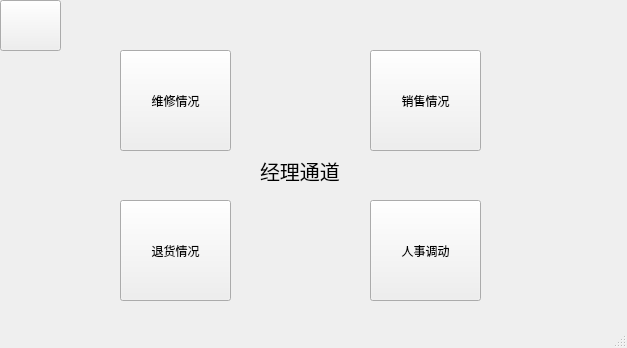
This is mainwindow3.ui in code-aifarmer/Home-appliance-information-management-system- as Qt 5 draws it before an edit. The edited form follows.
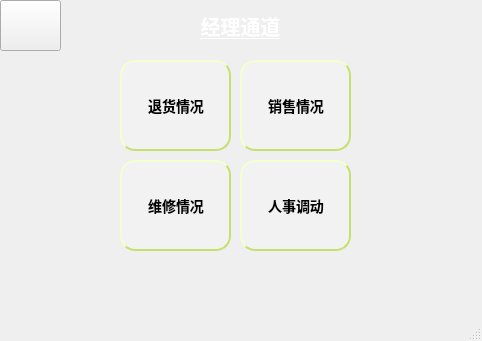
This is the edited form. Icons and pictures are not drawn.

The edit to the form file:
```diff
--- a/mainwindow3.ui
+++ b/mainwindow3.ui
@@ -6,41 +6,87 @@
    <rect>
     <x>0</x>
     <y>0</y>
-    <width>627</width>
-    <height>348</height>
+    <width>482</width>
+    <height>341</height>
    </rect>
   </property>
   <property name="windowTitle">
    <string>MainWindow</string>
   </property>
+  <property name="styleSheet">
+   <string notr="true">
+ background-color: qlineargradient(x1:0, y1:0, x2:1, y2:1,
+stop:0 #ffffff,stop:1 #ffffff);</string>
+  </property>
   <widget class="QWidget" name="centralwidget">
    <widget class="QLabel" name="label">
     <property name="geometry">
      <rect>
-      <x>260</x>
-      <y>140</y>
-      <width>91</width>
-      <height>61</height>
+      <x>-10</x>
+      <y>0</y>
+      <width>501</width>
+      <height>51</height>
      </rect>
     </property>
     <property name="font">
      <font>
       <pointsize>15</pointsize>
+      <weight>75</weight>
+      <bold>true</bold>
+      <underline>true</underline>
      </font>
     </property>
+    <property name="styleSheet">
+     <string notr="true">
+ background-color: qlineargradient(x1:0, y1:0, x2:1, y2:1,
+stop:0 #91c46c,stop:1#91c46c);
+ 
+color: white; </string>
+    </property>
     <property name="text">
      <string>经理通道</string>
     </property>
+    <property name="alignment">
+     <set>Qt::AlignCenter</set>
+    </property>
    </widget>
    <widget class="QPushButton" name="pushButton">
     <property name="geometry">
      <rect>
-      <x>370</x>
-      <y>50</y>
+      <x>240</x>
+      <y>60</y>
       <width>111</width>
-      <height>101</height>
+      <height>91</height>
      </rect>
     </property>
+    <property name="styleSheet">
+     <string notr="true">QPushButton:hover {
+background-color: #91c46c;
+
+}
+
+QPushButton {
+background-color: #ffffff;
+color: #ffffff;
+color: black;
+                    /* 文字颜色 */
+background-color: #f2f2f2;       /* 背景色 */
+border-style: outset;            /* 边框风格 */
+border-width: 2px;               /* 边框宽度 */
+border-radius: 5px;              /* 边框圆角 */
+border-color: #c6e070;           /* 边框颜色 */
+font: bold 14px;                 /* 字体 */
+min-width: 2em;                  /* 控件最小宽度 */
+min-height: 2px;                 /* 控件最小高度 */
+font-family: 宋体;            /* 字库 */
+padding: 5px;                    /* 内边距 */
+padding-left:6px;                /* 文字横向偏移 */
+padding-top:6px;                 /* 文字纵向偏移 */
+border-radius:15px
+}
+
+</string>
+    </property>
     <property name="text">
      <string>销售情况</string>
     </property>
@@ -49,11 +95,39 @@
     <property name="geometry">
      <rect>
       <x>120</x>
-      <y>200</y>
+      <y>60</y>
       <width>111</width>
-      <height>101</height>
+      <height>91</height>
      </rect>
     </property>
+    <property name="styleSheet">
+     <string notr="true">QPushButton:hover {
+background-color: #91c46c;
+
+}
+
+QPushButton {
+background-color: #ffffff;
+color: #ffffff;
+color: black;
+                    /* 文字颜色 */
+background-color: #f2f2f2;       /* 背景色 */
+border-style: outset;            /* 边框风格 */
+border-width: 2px;               /* 边框宽度 */
+border-radius: 5px;              /* 边框圆角 */
+border-color: #c6e070;           /* 边框颜色 */
+font: bold 14px;                 /* 字体 */
+min-width: 2em;                  /* 控件最小宽度 */
+min-height: 2px;                 /* 控件最小高度 */
+font-family: 宋体;            /* 字库 */
+padding: 5px;                    /* 内边距 */
+padding-left:6px;                /* 文字横向偏移 */
+padding-top:6px;                 /* 文字纵向偏移 */
+border-radius:15px
+}
+
+</string>
+    </property>
     <property name="text">
      <string>退货情况</string>
     </property>
@@ -62,11 +136,39 @@
     <property name="geometry">
      <rect>
       <x>120</x>
-      <y>50</y>
+      <y>160</y>
       <width>111</width>
-      <height>101</height>
+      <height>91</height>
      </rect>
     </property>
+    <property name="styleSheet">
+     <string notr="true">QPushButton:hover {
+background-color: #91c46c;
+
+}
+
+QPushButton {
+background-color: #ffffff;
+color: #ffffff;
+color: black;
+                    /* 文字颜色 */
+background-color: #f2f2f2;       /* 背景色 */
+border-style: outset;            /* 边框风格 */
+border-width: 2px;               /* 边框宽度 */
+border-radius: 5px;              /* 边框圆角 */
+border-color: #c6e070;           /* 边框颜色 */
+font: bold 14px;                 /* 字体 */
+min-width: 2em;                  /* 控件最小宽度 */
+min-height: 2px;                 /* 控件最小高度 */
+font-family: 宋体;            /* 字库 */
+padding: 5px;                    /* 内边距 */
+padding-left:6px;                /* 文字横向偏移 */
+padding-top:6px;                 /* 文字纵向偏移 */
+border-radius:15px
+}
+
+</string>
+    </property>
     <property name="text">
      <string>维修情况</string>
     </property>
@@ -74,12 +176,40 @@
    <widget class="QPushButton" name="pushButton_4">
     <property name="geometry">
      <rect>
-      <x>370</x>
-      <y>200</y>
+      <x>240</x>
+      <y>160</y>
       <width>111</width>
-      <height>101</height>
+      <height>91</height>
      </rect>
     </property>
+    <property name="styleSheet">
+     <string notr="true">QPushButton:hover {
+background-color: #91c46c;
+
+}
+
+QPushButton {
+background-color: #ffffff;
+color: #ffffff;
+color: black;
+                    /* 文字颜色 */
+background-color: #f2f2f2;       /* 背景色 */
+border-style: outset;            /* 边框风格 */
+border-width: 2px;               /* 边框宽度 */
+border-radius: 5px;              /* 边框圆角 */
+border-color: #c6e070;           /* 边框颜色 */
+font: bold 14px;                 /* 字体 */
+min-width: 2em;                  /* 控件最小宽度 */
+min-height: 2px;                 /* 控件最小高度 */
+font-family: 宋体;            /* 字库 */
+padding: 5px;                    /* 内边距 */
+padding-left:6px;                /* 文字横向偏移 */
+padding-top:6px;                 /* 文字纵向偏移 */
+border-radius:15px
+}
+
+</string>
+    </property>
     <property name="text">
      <string>人事调动</string>
     </property>
@@ -96,7 +226,110 @@
     <property name="styleSheet">
      <string notr="true">QPushButton{
 border-image: url(:/Desktop/10.png);
-}</string>
+
+
+ background-color: qlineargradient(x1:0, y1:0, x2:1, y2:1,
+stop:0 #91c46c,stop:1#91c46c);
+ 
+}
+
+
+ </string>
+    </property>
+    <property name="text">
+     <string/>
+    </property>
+   </widget>
+   <widget class="QLabel" name="label_2">
+    <property name="geometry">
+     <rect>
+      <x>10</x>
+      <y>270</y>
+      <width>191</width>
+      <height>31</height>
+     </rect>
+    </property>
+    <property name="styleSheet">
+     <string notr="true">
+ background-color: qlineargradient(x1:0, y1:0, x2:1, y2:1,
+stop:0 #f2f2f2,stop:1 #f2f2f2);
+ </string>
+    </property>
+    <property name="text">
+     <string/>
+    </property>
+   </widget>
+   <widget class="QLabel" name="label_5">
+    <property name="geometry">
+     <rect>
+      <x>370</x>
+      <y>270</y>
+      <width>61</width>
+      <height>31</height>
+     </rect>
+    </property>
+    <property name="styleSheet">
+     <string notr="true">
+ background-color: qlineargradient(x1:0, y1:0, x2:1, y2:1,
+stop:0 #1c344c,stop:1#1c344c);
+ </string>
+    </property>
+    <property name="text">
+     <string/>
+    </property>
+   </widget>
+   <widget class="QLabel" name="label_6">
+    <property name="geometry">
+     <rect>
+      <x>430</x>
+      <y>270</y>
+      <width>54</width>
+      <height>31</height>
+     </rect>
+    </property>
+    <property name="styleSheet">
+     <string notr="true">
+ background-color: qlineargradient(x1:0, y1:0, x2:1, y2:1,
+stop:0 #287d7d,stop:1#287d7d);
+ </string>
+    </property>
+    <property name="text">
+     <string/>
+    </property>
+   </widget>
+   <widget class="QLabel" name="label_3">
+    <property name="geometry">
+     <rect>
+      <x>200</x>
+      <y>270</y>
+      <width>101</width>
+      <height>31</height>
+     </rect>
+    </property>
+    <property name="styleSheet">
+     <string notr="true">
+ background-color: qlineargradient(x1:0, y1:0, x2:1, y2:1,
+stop:0 #c6e070,stop:1#c6e070);
+ </string>
+    </property>
+    <property name="text">
+     <string/>
+    </property>
+   </widget>
+   <widget class="QLabel" name="label_4">
+    <property name="geometry">
+     <rect>
+      <x>300</x>
+      <y>270</y>
+      <width>71</width>
+      <height>31</height>
+     </rect>
+    </property>
+    <property name="styleSheet">
+     <string notr="true">
+ background-color: qlineargradient(x1:0, y1:0, x2:1, y2:1,
+stop:0 #91c46c,stop:1#91c46c);
+ </string>
     </property>
     <property name="text">
      <string/>
```
Left out of the diff: 2 changed lines with no effect on the pictures.
